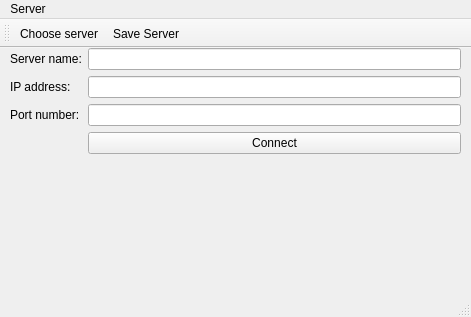
First picture: the form in Sources/App/ChooseServ/chooseserv.ui, repository timattt/Cognitia-II, before the edit.
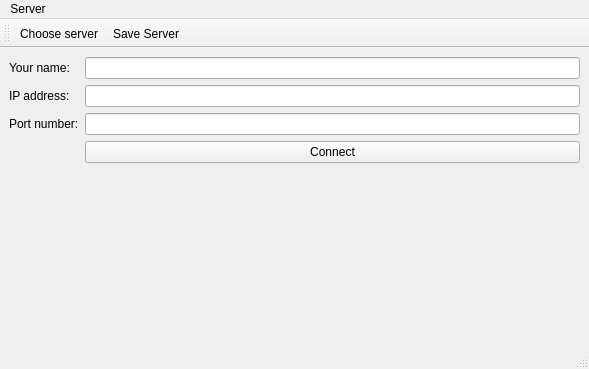
Second picture: the form after the edit.

Diff of the .ui file:
```diff
--- a/Sources/App/ChooseServ/chooseserv.ui
+++ b/Sources/App/ChooseServ/chooseserv.ui
@@ -6,28 +6,21 @@
    <rect>
     <x>0</x>
     <y>0</y>
-    <width>471</width>
-    <height>317</height>
+    <width>589</width>
+    <height>369</height>
    </rect>
   </property>
   <property name="windowTitle">
    <string>MainWindow</string>
   </property>
   <widget class="QWidget" name="centralwidget">
-   <widget class="QWidget" name="layoutWidget">
-    <property name="geometry">
-     <rect>
-      <x>10</x>
-      <y>0</y>
-      <width>451</width>
-      <height>241</height>
-     </rect>
-    </property>
+   <layout class="QHBoxLayout" name="horizontalLayout">
+    <item>
     <layout class="QFormLayout" name="formLayout">
      <item row="0" column="0">
       <widget class="QLabel" name="label">
        <property name="text">
-        <string>Server name:</string>
+         <string>Your name:</string>
        </property>
       </widget>
      </item>
@@ -62,14 +55,15 @@
       </widget>
      </item>
     </layout>
-   </widget>
+    </item>
+   </layout>
   </widget>
   <widget class="QMenuBar" name="menubar">
    <property name="geometry">
     <rect>
      <x>0</x>
      <y>0</y>
-     <width>471</width>
+     <width>589</width>
      <height>26</height>
     </rect>
    </property>
```
Lines whose indentation alone changed are shown as unchanged.
